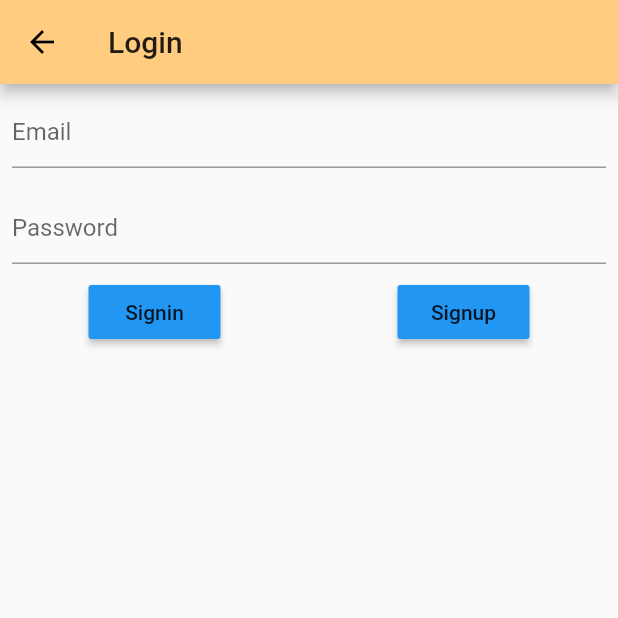
After one commit to satish603/JOB-CO, a Flutter app: the LoginScreen screen opened by its route, on a phone screen of 412 x 824 dp, the top half of it. The commit adds this screen. Run offline on Flutter 3.47's test engine with Material 2 defaults, Android fonts, the phone set to English and light mode, and no system bars; our stand-ins replace firebase_auth, firebase_core; missing offline and left inert: firebase_auth_web, firebase_core_web; accounts and stored records are empty.

Commit message:
FIrebase login enabled
Please login with existing user or use signup form

```diff
--- a/lib/constants/constants.dart
+++ b/lib/constants/constants.dart
@@ -3,3 +3,4 @@ final String SIGN_UP = 'signup';
 final String SPLASH_SCREEN = 'splashscreen';
 final String DASHBOARD = 'dashboard';
 final String ABOUT = 'about';
+final String LOGIN = 'login';
--- a/lib/ui/dashboard.dart
+++ b/lib/ui/dashboard.dart
@@ -1,5 +1,7 @@
 import 'package:flutter/cupertino.dart';
 import 'package:flutter/material.dart';
+import 'package:firebase_auth/firebase_auth.dart';
+import 'package:dsc/ui/signin.dart';
 import 'package:dsc/constants/constants.dart';
 
 class Dashboard extends StatefulWidget {
--- /dev/null
+++ b/lib/ui/login.dart
@@ -0,0 +1,78 @@
+import 'package:dsc/ui/dashboard.dart';
+import 'package:flutter/material.dart';
+import 'package:firebase_auth/firebase_auth.dart';
+//import 'package:login_app/src/screens/home.dart';
+
+class LoginScreen extends StatefulWidget {
+  @override
+  _LoginScreenState createState() => _LoginScreenState();
+}
+
+class _LoginScreenState extends State<LoginScreen> {
+  String _email, _password;
+  final auth = FirebaseAuth.instance;
+
+  @override
+  Widget build(BuildContext context) {
+    return Scaffold(
+      appBar: AppBar(
+        title: Text('Login'),
+      ),
+      body: Column(
+        children: [
+          Padding(
+            padding: const EdgeInsets.all(8.0),
+            child: TextField(
+              keyboardType: TextInputType.emailAddress,
+              decoration: InputDecoration(hintText: 'Email'),
+              onChanged: (value) {
+                setState(() {
+                  _email = value.trim();
+                });
+              },
+            ),
+          ),
+          Padding(
+            padding: const EdgeInsets.all(8.0),
+            child: TextField(
+              obscureText: true,
+              decoration: InputDecoration(hintText: 'Password'),
+              onChanged: (value) {
+                setState(() {
+                  _password = value.trim();
+                });
+              },
+            ),
+          ),
+          Row(mainAxisAlignment: MainAxisAlignment.spaceAround, children: [
+            RaisedButton(
+                color: Theme.of(context).accentColor,
+                child: Text('Signin'),
+                onPressed: () {
+                  auth
+                      .signInWithEmailAndPassword(
+                          email: _email, password: _password)
+                      .then((_) {
+                    Navigator.of(context).pushReplacement(
+                        MaterialPageRoute(builder: (context) => Dashboard()));
+                  });
+                }),
+            RaisedButton(
+              color: Theme.of(context).accentColor,
+              child: Text('Signup'),
+              onPressed: () {
+                auth
+                    .createUserWithEmailAndPassword(
+                        email: _email, password: _password)
+                    .then((_) {
+                  Navigator.of(context).pushReplacement(
+                      MaterialPageRoute(builder: (context) => Dashboard()));
+                });
+              },
+            )
+          ])
+        ],
+      ),
+    );
+  }
+}
--- a/lib/ui/signin.dart
+++ b/lib/ui/signin.dart
@@ -3,6 +3,9 @@ import 'package:dsc/constants/constants.dart';
 import 'package:dsc/ui/widgets/custom_shape.dart';
 import 'package:dsc/ui/widgets/responsive_ui.dart';
 import 'package:dsc/ui/widgets/textformfield.dart';
+import 'package:firebase_auth/firebase_auth.dart';
+
+import 'dashboard.dart';
 
 class SignInPage extends StatelessWidget {
   @override
@@ -24,9 +27,13 @@ class _SignInScreenState extends State<SignInScreen> {
   double _pixelRatio;
   bool _large;
   bool _medium;
+  String _email;
+  String _password;
   TextEditingController emailController = TextEditingController();
   TextEditingController passwordController = TextEditingController();
   GlobalKey<FormState> _key = GlobalKey();
+  // String _email, _password;
+  final auth = FirebaseAuth.instance;
 
   @override
   Widget build(BuildContext context) {
@@ -162,22 +169,51 @@ class _SignInScreenState extends State<SignInScreen> {
   }
 
   Widget emailTextFormField() {
-    return CustomTextField(
+    return TextField(
+      keyboardType: TextInputType.emailAddress,
+      decoration: InputDecoration(hintText: 'Email'),
+      onChanged: (value) {
+        setState(() {
+          _email = value.trim();
+        });
+      },
+    );
+    /* CustomTextField(
       keyboardType: TextInputType.emailAddress,
       textEditingController: emailController,
       icon: Icons.email,
       hint: "Email ID",
-    );
+      onChanged: (value) {
+        setState(() {
+          _email = value.trim();
+        });
+      },
+    ); */
   }
 
   Widget passwordTextFormField() {
-    return CustomTextField(
+    return TextField(
+      obscureText: true,
+      decoration: InputDecoration(hintText: 'Password'),
+      onChanged: (value) {
+        setState(() {
+          _password = value.trim();
+        });
+      },
+    );
+    /*CustomTextField(
       keyboardType: TextInputType.emailAddress,
       textEditingController: passwordController,
       icon: Icons.lock,
       obscureText: true,
       hint: "Password",
-    );
+      // decoration: InputDecoration(hintText: 'Password'),
+      onChanged: (value) {
+        setState(() {
+          _password = value.trim();
+        });
+      },
+    );*/
   }
 
   Widget forgetPassTextRow() {
@@ -215,7 +251,13 @@ class _SignInScreenState extends State<SignInScreen> {
       elevation: 0,
       shape: RoundedRectangleBorder(borderRadius: BorderRadius.circular(30.0)),
       onPressed: () {
-        Navigator.of(context).pushNamed(DASHBOARD); //new line
+        auth
+            .signInWithEmailAndPassword(email: _email, password: _password)
+            .then((_) {
+          Navigator.of(context).pushReplacement(
+              MaterialPageRoute(builder: (context) => Dashboard()));
+        });
+        //  Navigator.of(context).pushNamed(LOGIN); //new line
         print("Routing to your account");
         Scaffold.of(context)
             .showSnackBar(SnackBar(content: Text('Login Successful')));
--- a/pubspec.yaml
+++ b/pubspec.yaml
@@ -23,6 +23,11 @@ environment:
 dependencies:
   flutter:
     sdk: flutter
+
+  firebase_core: ^0.7.0
+  firebase_database: ^6.0.0
+  firebase_auth: ^0.20.0+1    # new
+  provider: ^4.3.2+1
 
 
   # The following adds the Cupertino Icons font to your application.
```
Also changed, not shown: lib/generated_plugin_registrant.dart (added, +17 -0 lines), lib/main.dart (+9 -1 lines), lib/ui/signup.dart (+130 -12 lines), lib/ui/widgets/textformfield.dart (+14 -11 lines), pubspec.lock, 5 other files.
